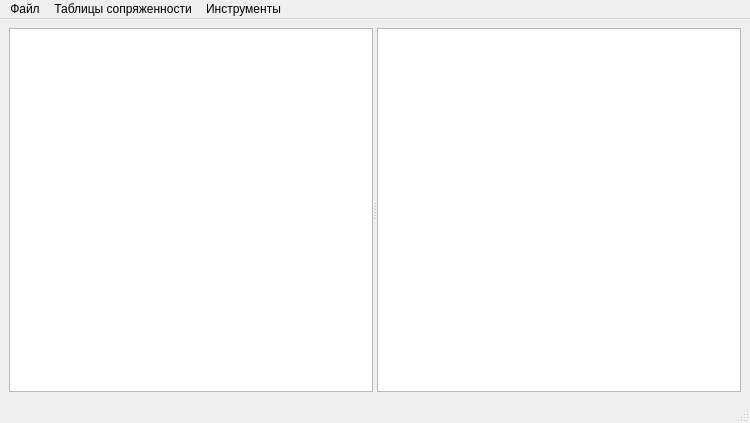
This is forms/mainwindow.ui in gAlexander113/IrGen as Qt 5 draws it before an edit. The edited form follows.
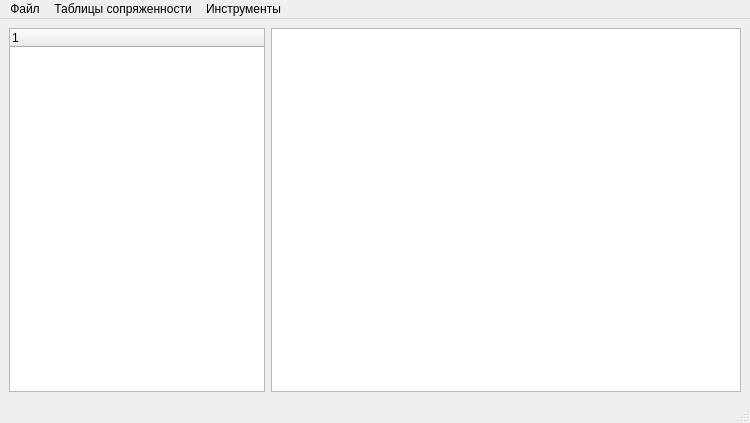
This is the edited form.

Patch:
```diff
--- a/forms/mainwindow.ui
+++ b/forms/mainwindow.ui
@@ -21,25 +21,16 @@
   </property>
   <widget class="QWidget" name="centralwidget">
    <layout class="QHBoxLayout" name="horizontalLayout">
+    <item alignment="Qt::AlignLeft">
+     <widget class="QTreeWidget" name="treeInfo">
+      <column>
+       <property name="text">
+        <string notr="true">1</string>
+       </property>
+      </column>
+     </widget>
+    </item>
     <item>
-     <widget class="QSplitter" name="splitter">
-      <property name="orientation">
-       <enum>Qt::Horizontal</enum>
-      </property>
-      <property name="childrenCollapsible">
-       <bool>false</bool>
-      </property>
-      <widget class="QTableWidget" name="tblWgtInfo">
-       <property name="minimumSize">
-        <size>
-         <width>300</width>
-         <height>350</height>
-        </size>
-       </property>
-       <attribute name="horizontalHeaderStretchLastSection">
-        <bool>true</bool>
-       </attribute>
-      </widget>
       <widget class="QTableView" name="tblViewResult">
        <property name="minimumSize">
         <size>
@@ -54,7 +45,6 @@
         <bool>true</bool>
        </attribute>
       </widget>
-     </widget>
     </item>
    </layout>
   </widget>
```
Left out of the diff: 6 changed lines with no effect on the pictures. Lines whose indentation alone changed are shown as unchanged.
